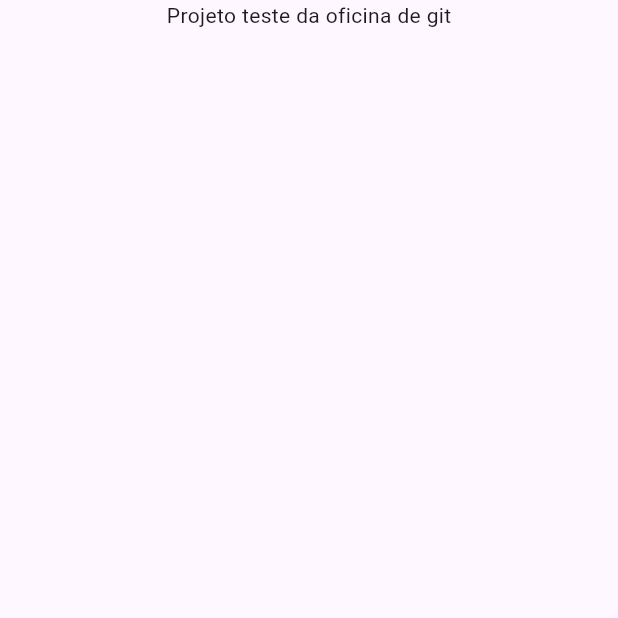
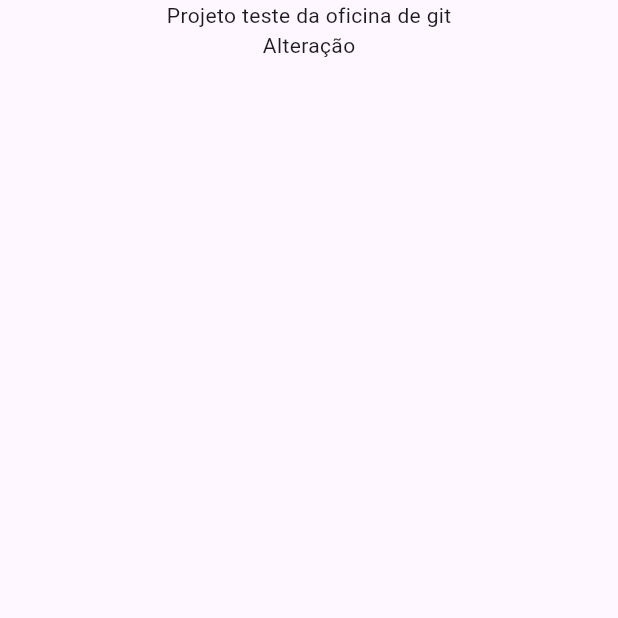
Before and after one commit to vitoriafl/Oficina-Git, a Flutter app: the Pinguim screen opened directly, on a phone screen of 412 x 824 dp, the top half of it. Run offline on Flutter 3.47's test engine with Material 3 defaults, Android fonts, the phone set to English and light mode, and no system bars.

Commit message:
Update pinguim.dart

```diff
--- a/lib/pinguim.dart
+++ b/lib/pinguim.dart
@@ -15,6 +15,7 @@ class _PinguimState extends State<Pinguim> {
         child: Column(
           children: [
             Text("Projeto teste da oficina de git"),
+            Text("Alteração")
           ],
         ),
       )
```
